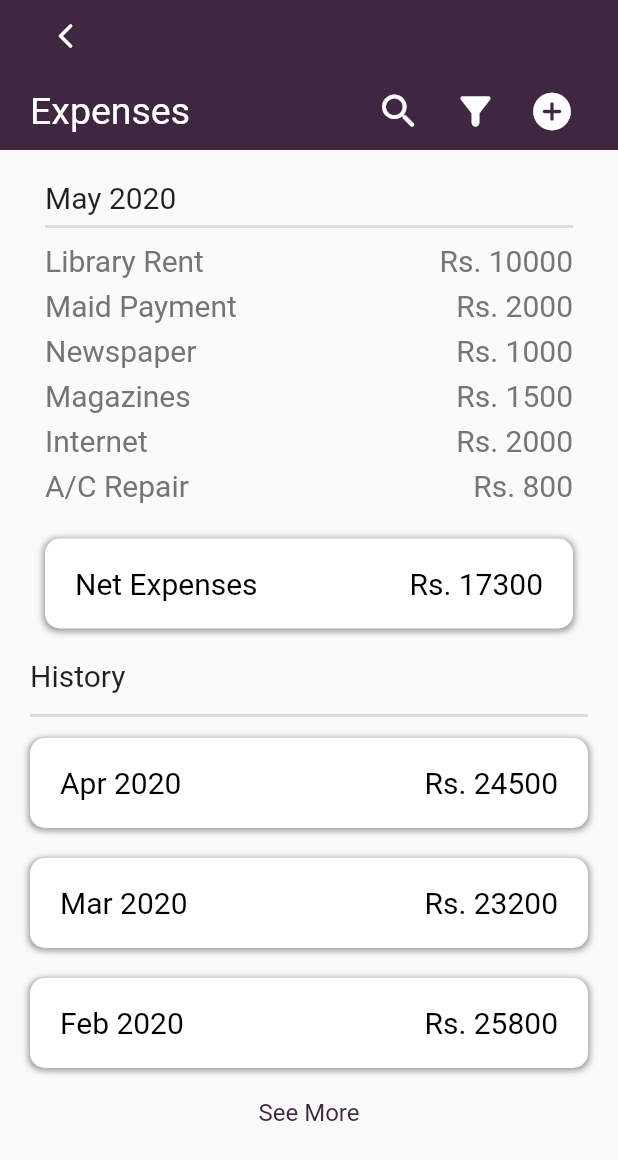
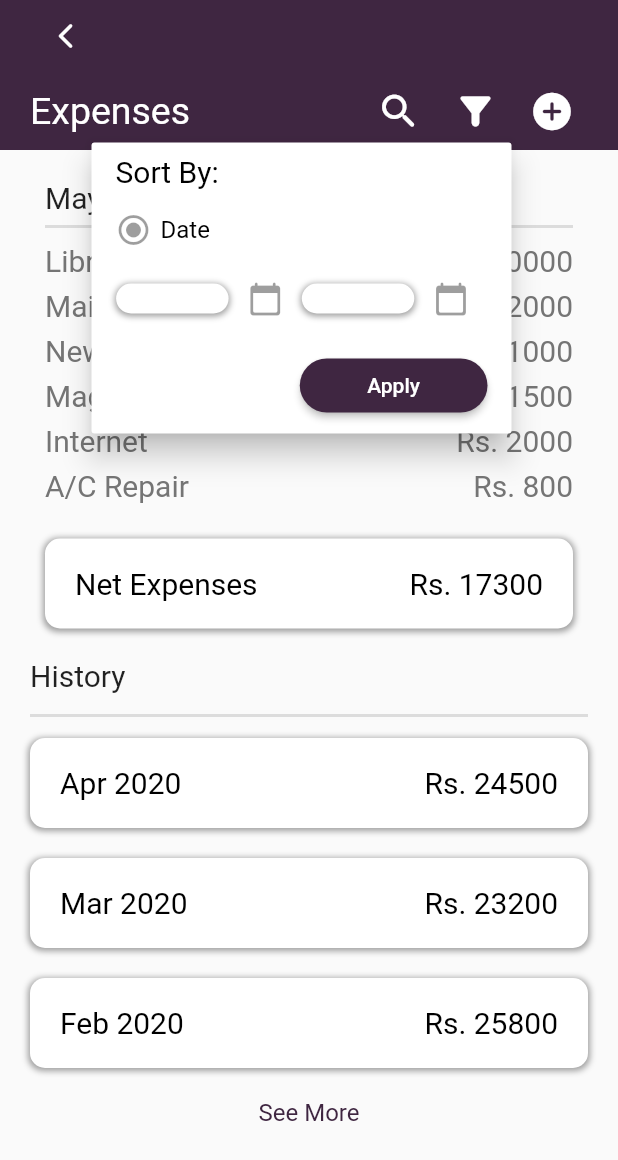
Before and after one commit to Hardikkr/power2create, a Flutter app: the EmployeeExpenses screen opened directly, after a tap on the "filter alt" icon, on a phone screen of 412 x 824 dp. Shown: the top 1160 px of the screen. Run offline on Flutter 3.47's test engine with Material 2 defaults, Android fonts, the phone set to English and light mode, and no system bars.

Commit message:
Basic UI Completed

```diff
--- a/lib/screens/employee_expenses.dart
+++ b/lib/screens/employee_expenses.dart
@@ -5,6 +5,7 @@ import 'package:power2create/data/may2020.dart';
 import 'package:power2create/data/monthly_expenses.dart';
 import 'package:power2create/widgets/add_new_expense.dart';
 import 'package:power2create/widgets/expenses_elevated_tab.dart';
+import 'package:power2create/widgets/filter_button.dart';
 import 'package:power2create/widgets/item_and_price.dart';
 
 class EmployeeExpenses extends StatefulWidget {
@@ -119,14 +120,7 @@ class _EmployeeExpensesState extends State<EmployeeExpenses> {
                                 // FILTER BUTTON
                                 (isSearching)
                                     ? Container()
-                                    : IconButton(
-                                        icon: Icon(
-                                          Icons.filter_alt_rounded,
-                                          color: Colors.white,
-                                          size: 30,
-                                        ),
-                                        onPressed: () {},
-                                      ),
+                                    : filterButton(),
 
                                 // ADD BUTTON
                                 IconButton(
@@ -184,7 +178,6 @@ class _EmployeeExpensesState extends State<EmployeeExpenses> {
                             Divider(
                               thickness: 2,
                             ),
-
                             ListView.builder(
                               physics: NeverScrollableScrollPhysics(),
                               shrinkWrap: true,
--- /dev/null
+++ b/lib/widgets/filter_button.dart
@@ -0,0 +1,131 @@
+import 'package:flutter/material.dart';
+import 'package:power2create/custom/custom_color.dart';
+
+filterButton() {
+  return PopupMenuButton(
+    offset: Offset(0, 45),
+    iconSize: 30,
+    icon: Icon(
+      Icons.filter_alt_rounded,
+      color: Colors.white,
+    ),
+    itemBuilder: (context) {
+      return [
+        PopupMenuItem(
+          enabled: false,
+          child: Column(
+            mainAxisAlignment: MainAxisAlignment.start,
+            crossAxisAlignment: CrossAxisAlignment.start,
+            children: <Widget>[
+              Text(
+                "Sort By:",
+                style: TextStyle(
+                  fontSize: 20,
+                  color: Colors.black,
+                ),
+              ),
+              SizedBox(height: 15),
+              Row(
+                mainAxisAlignment: MainAxisAlignment.start,
+                children: <Widget>[
+                  Icon(
+                    Icons.radio_button_checked_rounded,
+                    color: Colors.black,
+                  ),
+                  SizedBox(width: 6),
+                  Text(
+                    "Date",
+                    style: TextStyle(
+                      fontSize: 16,
+                      color: Colors.black,
+                    ),
+                  ),
+                ],
+              ),
+              SizedBox(height: 10),
+              Row(
+                mainAxisAlignment: MainAxisAlignment.spaceEvenly,
+                children: <Widget>[
+                  Container(
+                    height: 20,
+                    width: 75,
+                    padding: EdgeInsets.symmetric(horizontal: 10),
+                    decoration: BoxDecoration(
+                      color: Colors.white,
+                      borderRadius: BorderRadius.all(Radius.circular(10)),
+                      boxShadow: <BoxShadow>[
+                        BoxShadow(
+                          color: Colors.grey,
+                          offset: Offset(0, 1),
+                          spreadRadius: 0.8,
+                          blurRadius: 3,
+                        ),
+                      ],
+                    ),
+                  ),
+                  IconButton(
+                    onPressed: () {},
+                    icon: Icon(
+                      Icons.calendar_today_rounded,
+                      color: Colors.black,
+                    ),
+                  ),
+                  Container(
+                    height: 20,
+                    width: 75,
+                    padding: EdgeInsets.symmetric(horizontal: 10),
+                    decoration: BoxDecoration(
+                      color: Colors.white,
+                      borderRadius: BorderRadius.all(Radius.circular(10)),
+                      boxShadow: <BoxShadow>[
+                        BoxShadow(
+                          color: Colors.grey,
+                          offset: Offset(0, 1),
+                          spreadRadius: 0.8,
+                          blurRadius: 3,
+                        ),
+                      ],
+                    ),
+                  ),
+                  IconButton(
+                    onPressed: () {},
+                    icon: Icon(
+                      Icons.calendar_today_rounded,
+                      color: Colors.black,
+                    ),
+                  ),
+                ],
+              ),
+              SizedBox(height: 10),
+              Container(
+                child: Row(
+                  mainAxisAlignment: MainAxisAlignment.end,
+                  children: <Widget>[
+                    ElevatedButton(
+                      style: ElevatedButton.styleFrom(
+                        padding: EdgeInsets.symmetric(
+                          horizontal: 45,
+                        ),
+                        primary: customPurple,
+                        shape: RoundedRectangleBorder(
+                          borderRadius: BorderRadius.all(
+                            Radius.circular(20),
+                          ),
+                        ),
+                      ),
+                      onPressed: () {},
+                      child: Text(
+                        "Apply",
+                        style: TextStyle(fontSize: 14),
+                      ),
+                    ),
+                  ],
+                ),
+              ),
+            ],
+          ),
+        ),
+      ];
+    },
+  );
+}
```
